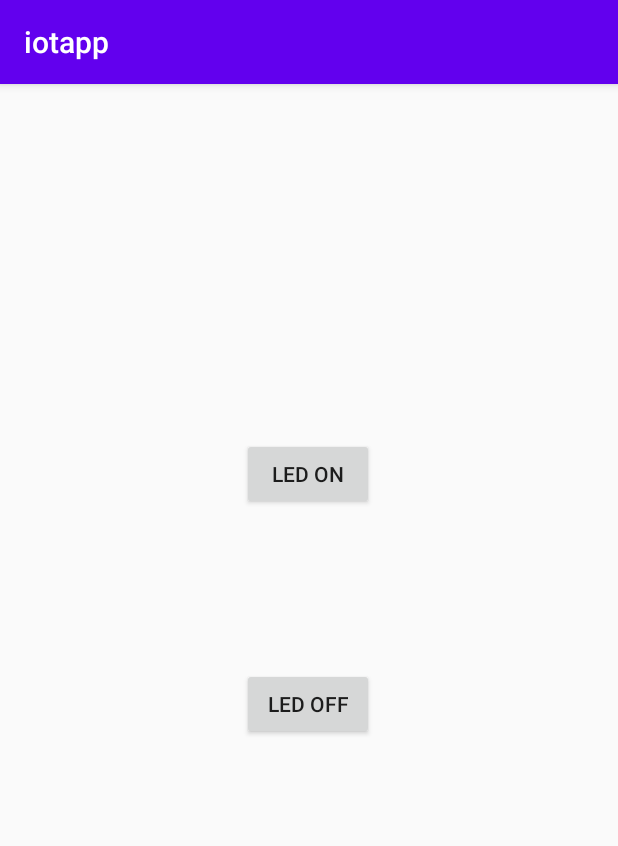
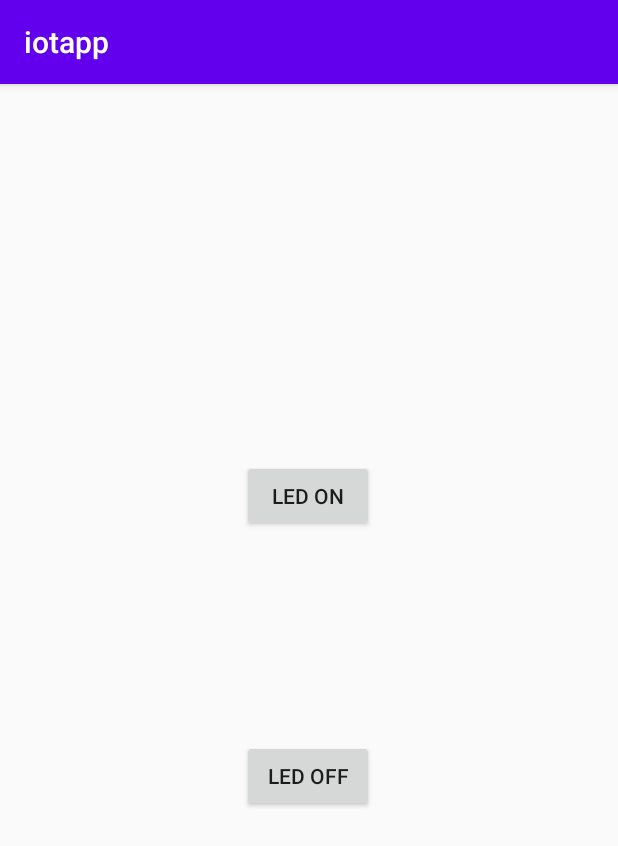
Before and after one commit to imvickykumar999/home-automation, an Android app: the screen it shows after launch (MainActivity), after a tap on "LED ON", on a phone screen of 412 x 824 dp. Shown: the top 846 px of the screen. Run offline under Robolectric (Android 15) with nearby library versions, the light colour scheme and no system bars; our stand-ins replace Firebase (no records; nobody signed in at launch, a user with empty details on screens opened directly).

Commit message:
android iotapp

```diff
--- a/Android/Java/app/src/main/java/com/example/iotapp/MainActivity.java
+++ b/Android/Java/app/src/main/java/com/example/iotapp/MainActivity.java
@@ -1,3 +1,8 @@
+
+//https://stackoverflow.com/a/62919369/11493297
+
+//https://console.firebase.google.com/u/0/project/home-automation-336c0/settings/general/android:com.example.iotapp
+
 package com.example.iotapp;
 
 import androidx.annotation.NonNull;
@@ -34,7 +39,7 @@ import java.util.Locale;
 
 public class MainActivity extends AppCompatActivity {
 
-    private Button onbutton,offbutton;
+    private Button onbutton, offbutton;
 
     boolean isSwitchOn = false;
 
@@ -52,16 +57,15 @@ public class MainActivity extends AppCompatActivity {
             @Override
             public void onClick(View v) {
 
-                    FirebaseDatabase.getInstance().getReference("led1").setValue(1);
+                    FirebaseDatabase.getInstance().getReference("A/B/C/Switch").setValue(1);
                     Toast.makeText(MainActivity.this, "Turned On Led",Toast.LENGTH_LONG).show();
-
-
             }
         });
+
         offbutton.setOnClickListener(new View.OnClickListener() {
             @Override
             public void onClick(View v) {
-                FirebaseDatabase.getInstance().getReference("led1").setValue(0);
+                FirebaseDatabase.getInstance().getReference("A/B/C/Switch").setValue(0);
                 Toast.makeText(MainActivity.this, "Turned Off Led",Toast.LENGTH_LONG).show();
             }
         });
--- a/Android/Java/app/src/main/res/layout/activity_main.xml
+++ b/Android/Java/app/src/main/res/layout/activity_main.xml
@@ -10,12 +10,13 @@
         android:id="@+id/onbtn"
         android:layout_width="wrap_content"
         android:layout_height="wrap_content"
-        android:layout_marginTop="236dp"
         android:text="Led On"
+        app:layout_constraintBottom_toBottomOf="parent"
         app:layout_constraintHorizontal_bias="0.498"
         app:layout_constraintLeft_toLeftOf="parent"
         app:layout_constraintRight_toRightOf="parent"
-        app:layout_constraintTop_toTopOf="parent" />
+        app:layout_constraintTop_toTopOf="parent"
+        app:layout_constraintVertical_bias="0.348" />
 
     <Button
         android:id="@+id/offbtn"
@@ -26,7 +27,7 @@
         app:layout_constraintHorizontal_bias="0.498"
         app:layout_constraintLeft_toLeftOf="parent"
         app:layout_constraintRight_toRightOf="parent"
-        app:layout_constraintTop_toBottomOf="@+id/onbtn"
-        app:layout_constraintVertical_bias="0.242" />
+        app:layout_constraintTop_toTopOf="parent"
+        app:layout_constraintVertical_bias="0.607" />
 
 </androidx.constraintlayout.widget.ConstraintLayout>
```
Also changed, not shown: Android/Java/gradle/wrapper/gradle-wrapper.properties, 1 other file.
